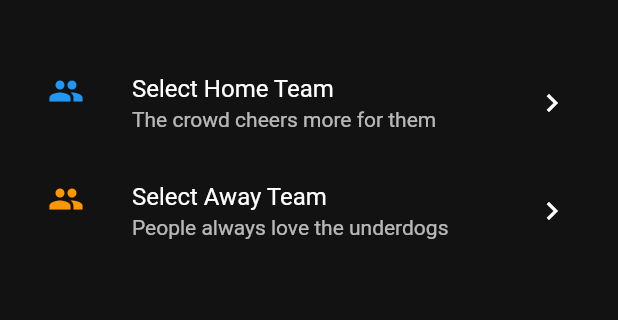
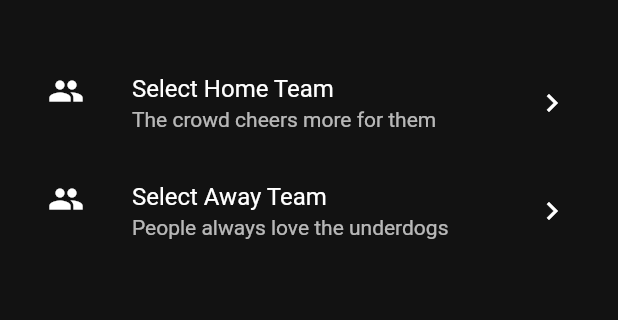
Before and after one commit to PlayPratz/Scorecard, a Flutter app: the screen it shows after launch, after a tap on "Create new match", on a phone screen of 412 x 824 dp, the part 59-379 px from its top. Run offline on Flutter 3.47's test engine with Material 2 defaults, Android fonts, the phone set to English and light mode, and no system bars; our stand-ins replace google_fonts; Roboto replaces fonts that are missing (Ubuntu).

Commit message:
Fixed createTeam issue

```diff
--- a/lib/models/team.dart
+++ b/lib/models/team.dart
@@ -19,13 +19,13 @@ class Team {
       required this.name,
       required this.shortName,
       required this.squad,
-      this.color = ColorStyles.homeTeam});
+      required this.color});
 
   Team.create(
       {required this.name,
       required this.shortName,
       required this.squad,
-      this.color = ColorStyles.homeTeam})
+      required this.color})
       : id = Utils.generateUniqueId();
 
   factory Team.generate() {
--- a/lib/screens/matchscreen/creatematch.dart
+++ b/lib/screens/matchscreen/creatematch.dart
@@ -32,21 +32,21 @@ class _CreateMatchFormState extends State<CreateMatchForm> {
           child: Column(
             children: [
               _selectedHomeTeam != null
-                  ? _wSelectTeam(_selectedHomeTeam!.name,
-                      _selectedHomeTeam!.shortName, ColorStyles.homeTeam, true)
-                  : _wSelectTeam(
-                      Strings.createMatchSelectHomeTeam,
-                      Strings.createMatchHomeTeamHint,
-                      ColorStyles.homeTeam,
-                      true),
+                  ? _wSelectTeam(
+                      _selectedHomeTeam!.name,
+                      _selectedHomeTeam!.shortName,
+                      true,
+                    )
+                  : _wSelectTeam(Strings.createMatchSelectHomeTeam,
+                      Strings.createMatchHomeTeamHint, true),
               _selectedAwayTeam != null
-                  ? _wSelectTeam(_selectedAwayTeam!.name,
-                      _selectedAwayTeam!.shortName, ColorStyles.awayTeam, false)
-                  : _wSelectTeam(
-                      Strings.createMatchSelectAwayTeam,
-                      Strings.createMatchAwayTeamHint,
-                      ColorStyles.awayTeam,
-                      false),
+                  ? _wSelectTeam(
+                      _selectedAwayTeam!.name,
+                      _selectedAwayTeam!.shortName,
+                      false,
+                    )
+                  : _wSelectTeam(Strings.createMatchSelectAwayTeam,
+                      Strings.createMatchAwayTeamHint, false),
               const Spacer(),
               _wSelectOvers(),
               const Spacer(),
@@ -58,12 +58,12 @@ class _CreateMatchFormState extends State<CreateMatchForm> {
         ));
   }
 
-  Widget _wSelectTeam(String primaryHint, String secondaryHint, Color iconColor,
-      bool isHomeTeam) {
+  Widget _wSelectTeam(
+      String primaryHint, String secondaryHint, bool isHomeTeam) {
     return TeamDummyTile(
       primaryHint: primaryHint,
       secondaryHint: secondaryHint,
-      color: isHomeTeam ? ColorStyles.homeTeam : ColorStyles.awayTeam,
+      color: Colors.white,
       onSelect: isHomeTeam ? _chooseHomeTeam : _chooseAwayTeam,
     );
   }
--- a/lib/screens/team/teamlist.dart
+++ b/lib/screens/team/teamlist.dart
@@ -8,7 +8,7 @@ import 'teamtile.dart';
 class TeamList extends StatelessWidget {
   final List<Team> teamList;
   final void Function(Team team)? onSelectTeam;
-  final void Function(Team team)? onCreateTeam;
+  final void Function(Team? team)? onCreateTeam;
 
   const TeamList(
       {Key? key, required this.teamList, this.onSelectTeam, this.onCreateTeam})
@@ -19,10 +19,11 @@ class TeamList extends StatelessWidget {
     return ItemList(
       itemList: _getTeamList(),
       createItem: onCreateTeam != null
-          ? CreateItemEntry<Team>(
+          ? CreateItemEntry(
               page: CreateTeamForm(),
               string: Strings.createTeamCreate,
-              onCreateItem: onCreateTeam,
+              onCreateItem:
+                  onCreateTeam != null ? (item) => onCreateTeam!(item) : null,
             )
           : null,
     );
--- a/lib/screens/templates/itemlist.dart
+++ b/lib/screens/templates/itemlist.dart
@@ -1,4 +1,5 @@
 import 'package:flutter/material.dart';
+import 'package:scorecard/models/team.dart';
 
 import '../../util/elements.dart';
 import '../../util/utils.dart';
@@ -43,10 +44,10 @@ class ItemList extends StatelessWidget {
   }
 }
 
-class CreateItemEntry<T> {
+class CreateItemEntry {
   final Widget page;
   final String string;
-  final Function(T item)? onCreateItem;
+  final void Function(dynamic item)? onCreateItem;
 
   CreateItemEntry(
       {required this.page, required this.string, this.onCreateItem});
--- a/lib/styles/colorstyles.dart
+++ b/lib/styles/colorstyles.dart
@@ -22,8 +22,8 @@ class ColorStyles {
   // static const highlight = Color(0xFFFF8000);
   static const highlight = Colors.greenAccent;
   static const online = Color(0xFF30D158);
-  static const homeTeam = Colors.blue;
-  static const awayTeam = Colors.orange;
+  // static const homeTeam = Colors.blue;
+  // static const awayTeam = Colors.orange;
   static const List<Color> teamColors = [
     Colors.blue,
     Colors.orange,
```
